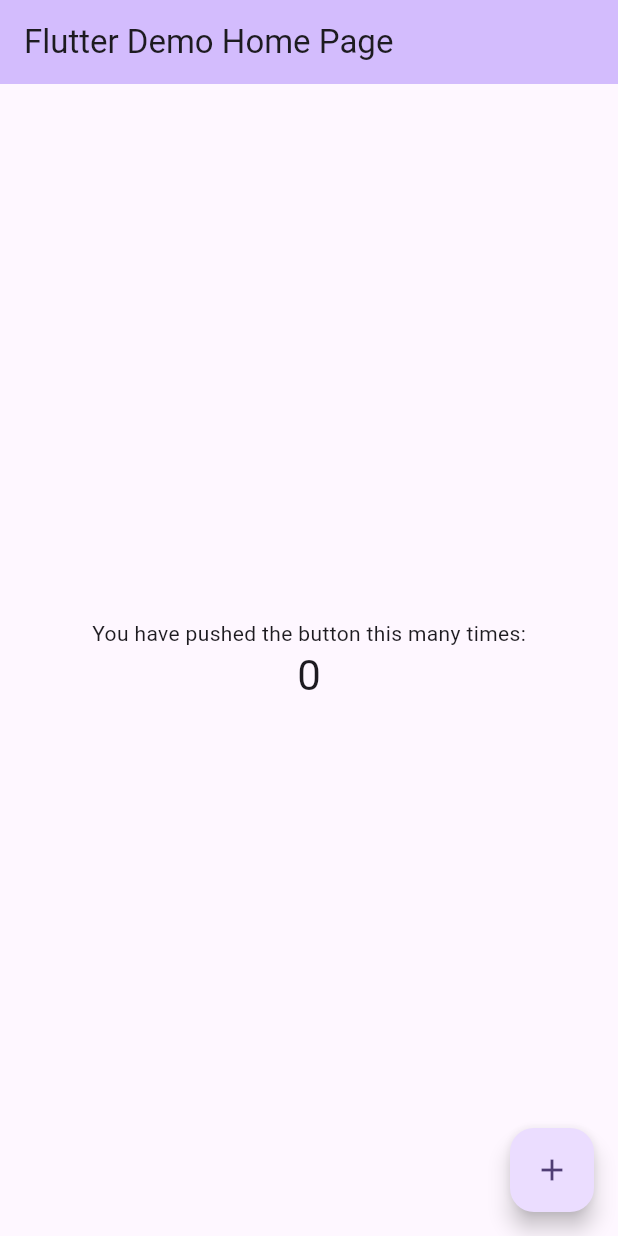
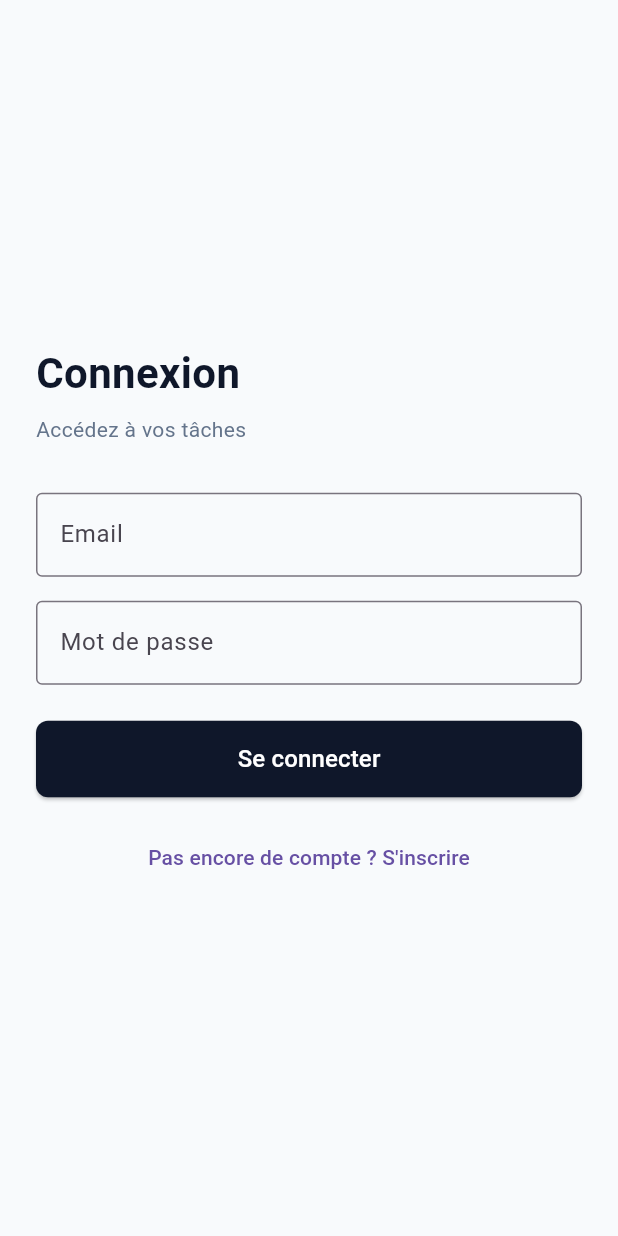
Before and after one commit to mboumendja/cova-task-manager-test, a Flutter app: the screen it shows after launch, on a phone screen of 412 x 824 dp. Run offline on Flutter 3.47's test engine with Material 3 defaults, Android fonts, the phone set to English and light mode, and no system bars; our stand-ins replace dio, flutter_secure_storage.

Commit message:
feat(mobile): auth services, providers and models setup

```diff
--- a/mobile/lib/main.dart
+++ b/mobile/lib/main.dart
@@ -1,4 +1,7 @@
 import 'package:flutter/material.dart';
+import 'package:provider/provider.dart';
+import 'providers/auth_provider.dart';
+import 'screens/login_screen.dart';
 
 void main() {
   runApp(const MyApp());
@@ -7,116 +10,40 @@ void main() {
 class MyApp extends StatelessWidget {
   const MyApp({super.key});
 
-  // This widget is the root of your application.
   @override
   Widget build(BuildContext context) {
-    return MaterialApp(
-      title: 'Flutter Demo',
-      theme: ThemeData(
-        // This is the theme of your application.
-        //
-        // TRY THIS: Try running your application with "flutter run". You'll see
-        // the application has a purple toolbar. Then, without quitting the app,
-        // try changing the seedColor in the colorScheme below to Colors.green
-        // and then invoke "hot reload" (save your changes or press the "hot
-        // reload" button in a Flutter-supported IDE, or press "r" if you used
-        // the command line to start the app).
-        //
-        // Notice that the counter didn't reset back to zero; the application
-        // state is not lost during the reload. To reset the state, use hot
-        // restart instead.
-        //
-        // This works for code too, not just values: Most code changes can be
-        // tested with just a hot reload.
-        colorScheme: .fromSeed(seedColor: Colors.deepPurple),
+    return MultiProvider(
+      providers: [
+        ChangeNotifierProvider(create: (_) => AuthProvider()),
+        ChangeNotifierProvider(create: (_) => null),
+      ],
+      child: MaterialApp(
+        title: 'Task Manager',
+        debugShowCheckedModeBanner: false,
+        theme: ThemeData(
+          primaryColor: const Color(0xFF0F172A),
+          scaffoldBackgroundColor: const Color(0xFFF8FAFC),
+          useMaterial3: true,
+        ),
+        home: const _AuthGate(),
       ),
-      home: const MyHomePage(title: 'Flutter Demo Home Page'),
     );
   }
 }
 
-class MyHomePage extends StatefulWidget {
-  const MyHomePage({super.key, required this.title});
-
-  // This widget is the home page of your application. It is stateful, meaning
-  // that it has a State object (defined below) that contains fields that affect
-  // how it looks.
-
-  // This class is the configuration for the state. It holds the values (in this
-  // case the title) provided by the parent (in this case the App widget) and
-  // used by the build method of the State. Fields in a Widget subclass are
-  // always marked "final".
-
-  final String title;
-
-  @override
-  State<MyHomePage> createState() => _MyHomePageState();
-}
-
-class _MyHomePageState extends State<MyHomePage> {
-  int _counter = 0;
-
-  void _incrementCounter() {
-    setState(() {
-      // This call to setState tells the Flutter framework that something has
-      // changed in this State, which causes it to rerun the build method below
-      // so that the display can reflect the updated values. If we changed
-      // _counter without calling setState(), then the build method would not be
-      // called again, and so nothing would appear to happen.
-      _counter++;
-    });
-  }
+class _AuthGate extends StatelessWidget {
+  const _AuthGate();
 
   @override
   Widget build(BuildContext context) {
-    // This method is rerun every time setState is called, for instance as done
-    // by the _incrementCounter method above.
-    //
-    // The Flutter framework has been optimized to make rerunning build methods
-    // fast, so that you can just rebuild anything that needs updating rather
-    // than having to individually change instances of widgets.
-    return Scaffold(
-      appBar: AppBar(
-        // TRY THIS: Try changing the color here to a specific color (to
-        // Colors.amber, perhaps?) and trigger a hot reload to see the AppBar
-        // change color while the other colors stay the same.
-        backgroundColor: Theme.of(context).colorScheme.inversePrimary,
-        // Here we take the value from the MyHomePage object that was created by
-        // the App.build method, and use it to set our appbar title.
-        title: Text(widget.title),
-      ),
-      body: Center(
-        // Center is a layout widget. It takes a single child and positions it
-        // in the middle of the parent.
-        child: Column(
-          // Column is also a layout widget. It takes a list of children and
-          // arranges them vertically. By default, it sizes itself to fit its
-          // children horizontally, and tries to be as tall as its parent.
-          //
-          // Column has various properties to control how it sizes itself and
-          // how it positions its children. Here we use mainAxisAlignment to
-          // center the children vertically; the main axis here is the vertical
-          // axis because Columns are vertical (the cross axis would be
-          // horizontal).
-          //
-          // TRY THIS: Invoke "debug painting" (choose the "Toggle Debug Paint"
-          // action in the IDE, or press "p" in the console), to see the
-          // wireframe for each widget.
-          mainAxisAlignment: .center,
-          children: [
-            const Text('You have pushed the button this many times:'),
-            Text(
-              '$_counter',
-              style: Theme.of(context).textTheme.headlineMedium,
-            ),
-          ],
-        ),
-      ),
-      floatingActionButton: FloatingActionButton(
-        onPressed: _incrementCounter,
-        tooltip: 'Increment',
-        child: const Icon(Icons.add),
-      ),
+    return FutureBuilder<bool>(
+      future: context.read<AuthProvider>().checkAuthStatus(),
+      builder: (context, snapshot) {
+        if (snapshot.connectionState == ConnectionState.waiting) {
+          return const Scaffold(body: Center(child: CircularProgressIndicator()));
+        }
+        return snapshot.data == true ? Text("Bienvenu") : const LoginScreen();
+      },
     );
   }
 }
--- /dev/null
+++ b/mobile/lib/models/auth_model.dart
@@ -0,0 +1,45 @@
+class LoginRequest {
+  final String email;
+  final String password;
+
+  LoginRequest({required this.email, required this.password});
+
+  Map<String, dynamic> toJson() => {'email': email, 'password': password};
+}
+
+class RegisterRequest {
+  final String fullName;
+  final String email;
+  final String password;
+
+  RegisterRequest({required this.fullName, required this.email, required this.password});
+
+  Map<String, dynamic> toJson() => {
+        'fullName': fullName,
+        'email': email,
+        'password': password,
+      };
+}
+
+class LoginResponse {
+  final String fullName;
+  final String email;
+  final String accessToken;
+  final int expiresIn;
+
+  LoginResponse({
+    required this.fullName,
+    required this.email,
+    required this.accessToken,
+    required this.expiresIn,
+  });
+
+  factory LoginResponse.fromJson(Map<String, dynamic> json) {
+    return LoginResponse(
+      fullName: json['fullName'],
+      email: json['email'],
+      accessToken: json['accessToken'],
+      expiresIn: json['expiresIn'],
+    );
+  }
+}
--- /dev/null
+++ b/mobile/lib/providers/auth_provider.dart
@@ -0,0 +1,69 @@
+import 'package:flutter/foundation.dart';
+import '../models/auth_model.dart';
+import '../services/auth_service.dart';
+import '../services/api_service.dart';
+
+class AuthProvider extends ChangeNotifier {
+  final AuthService _authService = AuthService();
+  final ApiService _apiService = ApiService();
+
+  String? _fullName;
+  String? _email;
+  bool _isLoading = false;
+  String? _errorMessage;
+
+  String? get fullName => _fullName;
+  String? get email => _email;
+  bool get isLoading => _isLoading;
+  String? get errorMessage => _errorMessage;
+
+  Future<bool> checkAuthStatus() async {
+    final token = await _apiService.getToken();
+    return token != null;
+  }
+
+  Future<bool> login(String email, String password) async {
+    _isLoading = true;
+    _errorMessage = null;
+    notifyListeners();
+
+    try {
+      final response = await _authService.login(LoginRequest(email: email, password: password));
+      _fullName = response.fullName;
+      _email = response.email;
+      _isLoading = false;
+      notifyListeners();
+      return true;
+    } catch (e) {
+      _errorMessage = e is AuthException ? e.message : 'Erreur de connexion';
+      _isLoading = false;
+      notifyListeners();
+      return false;
+    }
+  }
+
+  Future<bool> register(String fullName, String email, String password) async {
+    _isLoading = true;
+    _errorMessage = null;
+    notifyListeners();
+
+    try {
+      await _authService.register(RegisterRequest(fullName: fullName, email: email, password: password));
+      _isLoading = false;
+      notifyListeners();
+      return true;
+    } catch (e) {
+      _errorMessage = e is AuthException ? e.message : 'Erreur d\'inscription';
+      _isLoading = false;
+      notifyListeners();
+      return false;
+    }
+  }
+
+  Future<void> logout() async {
+    await _authService.logout();
+    _fullName = null;
+    _email = null;
+    notifyListeners();
+  }
+}
--- /dev/null
+++ b/mobile/lib/screens/login_screen.dart
@@ -0,0 +1,134 @@
+import 'package:flutter/material.dart';
+import 'package:provider/provider.dart';
+import '../providers/auth_provider.dart';
+import 'register_screen.dart';
+
+class LoginScreen extends StatefulWidget {
+  const LoginScreen({super.key});
+
+  @override
+  State<LoginScreen> createState() => _LoginScreenState();
+}
+
+class _LoginScreenState extends State<LoginScreen> {
+  final _emailController = TextEditingController();
+  final _passwordController = TextEditingController();
+  final _formKey = GlobalKey<FormState>();
+
+  Future<void> _handleLogin() async {
+    if (!_formKey.currentState!.validate()) return;
+
+    final authProvider = context.read<AuthProvider>();
+    final success = await authProvider.login(
+      _emailController.text.trim(),
+      _passwordController.text,
+    );
+
+    if (!mounted) return;
+
+    if (success) {
+      Navigator.of(context).pushReplacement(
+        MaterialPageRoute(builder: (_) => const Scaffold(
+          body: Center(child: Text('Bienvenue ! Vous êtes connecté.')),
+        )),
+      );
+    } else {
+      ScaffoldMessenger.of(context).showSnackBar(
+        SnackBar(content: Text(authProvider.errorMessage ?? 'Erreur de connexion')),
+      );
+    }
+  }
+
+  @override
+  Widget build(BuildContext context) {
+    final authProvider = context.watch<AuthProvider>();
+
+    return Scaffold(
+      backgroundColor: const Color(0xFFF8FAFC),
+      body: SafeArea(
+        child: Center(
+          child: SingleChildScrollView(
+            padding: const EdgeInsets.symmetric(horizontal: 24),
+            child: Form(
+              key: _formKey,
+              child: Column(
+                mainAxisAlignment: MainAxisAlignment.center,
+                crossAxisAlignment: CrossAxisAlignment.stretch,
+                children: [
+                  const Text(
+                    'Connexion',
+                    style: TextStyle(fontSize: 28, fontWeight: FontWeight.w600, color: Color(0xFF0F172A)),
+                  ),
+                  const SizedBox(height: 8),
+                  const Text(
+                    'Accédez à vos tâches',
+                    style: TextStyle(fontSize: 14, color: Color(0xFF64748B)),
+                  ),
+                  const SizedBox(height: 32),
+                  TextFormField(
+                    controller: _emailController,
+                    keyboardType: TextInputType.emailAddress,
+                    decoration: const InputDecoration(
+                      labelText: 'Email',
+                      border: OutlineInputBorder(),
+                    ),
+                    validator: (value) {
+                      if (value == null || value.isEmpty) return 'L\'email est requis';
+                      if (!value.contains('@')) return 'Format email invalide';
+                      return null;
+                    },
+                  ),
+                  const SizedBox(height: 16),
+                  TextFormField(
+                    controller: _passwordController,
+                    obscureText: true,
+                    decoration: const InputDecoration(
+                      labelText: 'Mot de passe',
+                      border: OutlineInputBorder(),
+                    ),
+                    validator: (value) {
+                      if (value == null || value.isEmpty) return 'Le mot de passe est requis';
+                      return null;
+                    },
+                  ),
+                  const SizedBox(height: 24),
+                  ElevatedButton(
+                    onPressed: authProvider.isLoading ? null : _handleLogin,
+                    style: ElevatedButton.styleFrom(
+                      backgroundColor: const Color(0xFF0F172A),
+                      padding: const EdgeInsets.symmetric(vertical: 14),
+                      shape: RoundedRectangleBorder(borderRadius: BorderRadius.circular(8)),
+                    ),
+                    child: authProvider.isLoading
+                        ? const SizedBox(
+                            height: 20,
+                            width: 20,
+                            child: CircularProgressIndicator(strokeWidth: 2, color: Colors.white),
+                          )
+                        : const Text('Se connecter', style: TextStyle(color: Colors.white, fontSize: 16)),
+                  ),
+                  const SizedBox(height: 16),
+                  TextButton(
+                    onPressed: () {
+                      Navigator.of(context).push(
+                        MaterialPageRoute(builder: (_) => const RegisterScreen()),
+                      );
+                    },
+                    child: const Text('Pas encore de compte ? S\'inscrire'),
+                  ),
+                ],
+              ),
+            ),
+          ),
+        ),
+      ),
+    );
+  }
+
+  @override
+  void dispose() {
+    _emailController.dispose();
+    _passwordController.dispose();
+    super.dispose();
+  }
+}
--- /dev/null
+++ b/mobile/lib/services/api_service.dart
@@ -0,0 +1,49 @@
+import 'package:dio/dio.dart';
+import 'package:flutter_secure_storage/flutter_secure_storage.dart';
+
+class ApiService {
+  // 10.0.2.2 = Android emulator's alias for the host machine's localhost.
+  // Locale machine's LAN IP (e.g. 192.168.x.x) for a physical device.
+  static const String baseUrl = 'http://10.0.2.2:8080/api';
+
+  static final ApiService _instance = ApiService._internal();
+  factory ApiService() => _instance;
+
+  late final Dio dio;
+  final _storage = const FlutterSecureStorage();
+
+  ApiService._internal() {
+    dio = Dio(BaseOptions(
+      baseUrl: baseUrl,
+      connectTimeout: const Duration(seconds: 10),
+      receiveTimeout: const Duration(seconds: 10),
+    ));
+
+    dio.interceptors.add(
+      InterceptorsWrapper(
+        onRequest: (options, handler) async {
+          final token = await _storage.read(key: 'jwt_token');
+          if (token != null) {
+            options.headers['Authorization'] = 'Bearer $token';
+          }
+          return handler.next(options);
+        },
+        onError: (error, handler) {
+          return handler.next(error);
+        },
+      ),
+    );
+  }
+
+  Future<void> saveToken(String token) async {
+    await _storage.write(key: 'jwt_token', value: token);
+  }
+
+  Future<String?> getToken() async {
+    return await _storage.read(key: 'jwt_token');
+  }
+
+  Future<void> clearToken() async {
+    await _storage.delete(key: 'jwt_token');
+  }
+}
```
Also changed, not shown: mobile/lib/screens/register_screen.dart (added, +117 -0 lines), mobile/lib/services/auth_service.dart (added, +44 -0 lines), 2 other files.
